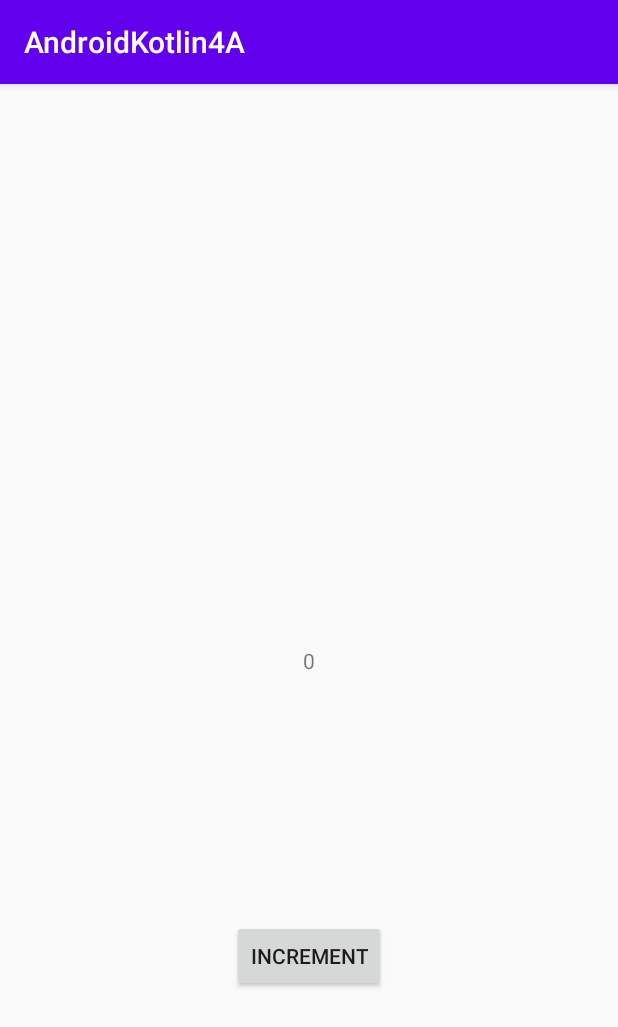
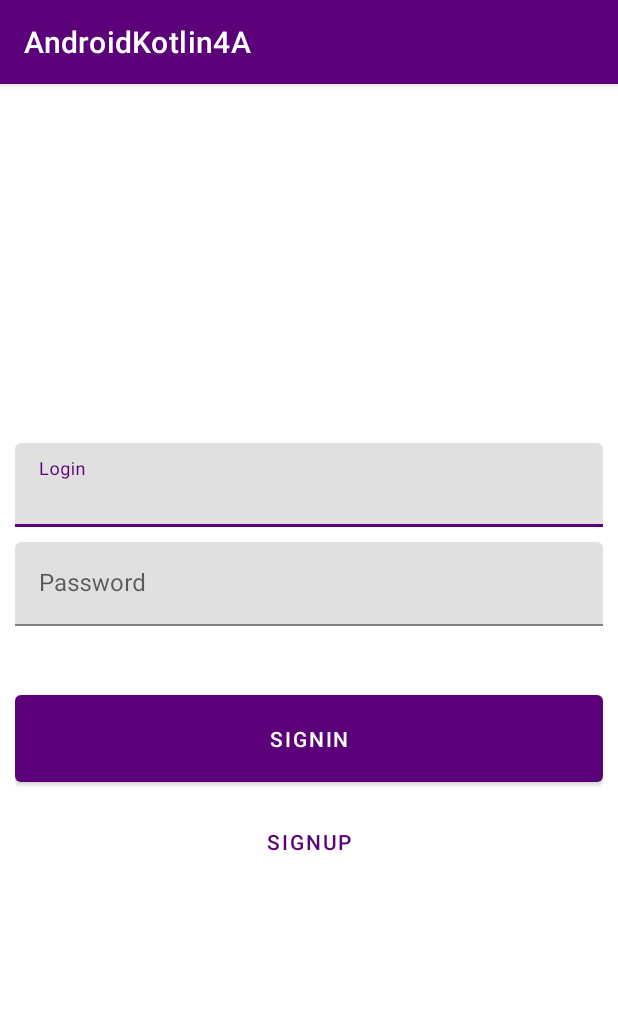
Before and after one commit to Clem10101998/Android4A, an Android app: the screen it shows after launch (MainActivity), on a phone screen of 412 x 824 dp. Shown: the top 1027 px of the screen. Run offline under Robolectric (Android 15) with nearby library versions, the phone set to English and light mode, and no system bars; our stand-ins replace Room's generated code.

Commit message:
Login Page

```diff
--- a/app/build.gradle
+++ b/app/build.gradle
@@ -38,6 +38,8 @@ dependencies {
     implementation 'androidx.lifecycle:lifecycle-viewmodel-ktx:2.2.0'
     implementation "org.jetbrains.kotlinx:kotlinx-coroutines-core:1.4.0"
 
+    implementation 'com.google.android.material:material:1.2.1'
+
     //ROOM
     implementation "androidx.room:room-runtime:$room_version"
     kapt "androidx.room:room-compiler:$room_version"
--- a/app/src/main/java/com/github/clem10101998/androidkotlin4a/data/local/DatabaseDao.kt
+++ b/app/src/main/java/com/github/clem10101998/androidkotlin4a/data/local/DatabaseDao.kt
@@ -13,7 +13,7 @@ interface DatabaseDao {
     fun getAll(): List<UserLocal>
 
     @Query("SELECT * FROM userlocal WHERE email LIKE :email LIMIT 1")
-    fun findByName(email: String): UserLocal
+    fun findByName(email: String): UserLocal?
 
     @Insert
     fun insert(user: UserLocal)
--- a/app/src/main/java/com/github/clem10101998/androidkotlin4a/data/repository/UserRepository.kt
+++ b/app/src/main/java/com/github/clem10101998/androidkotlin4a/data/repository/UserRepository.kt
@@ -14,6 +14,6 @@ class UserRepository(
 
     fun getUser(email: String) : User? {
     val userLocal =  databaseDao.findByName(email)
-    return userLocal.toEntity()
+    return userLocal?.toEntity()
     }
 }
--- a/app/src/main/java/com/github/clem10101998/androidkotlin4a/presentation/main/MainActivity.kt
+++ b/app/src/main/java/com/github/clem10101998/androidkotlin4a/presentation/main/MainActivity.kt
@@ -4,6 +4,7 @@ import androidx.appcompat.app.AppCompatActivity
 import android.os.Bundle
 import androidx.lifecycle.Observer
 import com.github.clem10101998.androidkotlin4a.R
+import com.google.android.material.dialog.MaterialAlertDialogBuilder
 import kotlinx.android.synthetic.main.activity_main.*
 import org.koin.android.ext.android.inject
 
@@ -15,14 +16,27 @@ class MainActivity : AppCompatActivity() {
     override fun onCreate(savedInstanceState: Bundle?) {
         super.onCreate(savedInstanceState)
         setContentView(R.layout.activity_main)
+    //Login Button
+        mainViewModel.loginLiveData.observe(this, Observer {
+            when(it){
+                //Popup
+                is LoginSuccess -> {
 
-        main_button.setOnClickListener{
-            mainViewModel.onClickedIncrement("")
+                }
+                //Error
+                LoginError -> {
+                    MaterialAlertDialogBuilder(this)
+                        .setTitle("Erreur")
+                        .setMessage("Compte inconnu")
+                        .setPositiveButton("OK") { dialog, which ->
+                            dialog.dismiss()
+                        }
+                        .show()
+                }
+            }
+        })
+        login_button.setOnClickListener{
+            mainViewModel.onClickedLogin(login_edit.text.toString().trim(), password_edit.text.toString())
         }
-        mainViewModel.counter.observe(this, Observer {
-                value -> main_text.text = value.toString()
-
-        })
-        //mainViewModel.onStart()
     }
 }
--- a/app/src/main/res/layout/activity_main.xml
+++ b/app/src/main/res/layout/activity_main.xml
@@ -4,27 +4,73 @@
     xmlns:tools="http://schemas.android.com/tools"
     android:layout_width="match_parent"
     android:layout_height="match_parent"
+    android:padding="@dimen/normal_spacing"
     tools:context=".presentation.main.MainActivity">
 
-    <TextView
-        android:id="@+id/main_text"
-        android:layout_width="wrap_content"
+    <com.google.android.material.textfield.TextInputLayout
+        android:id="@+id/login_input_layout"
+        android:layout_width="match_parent"
         android:layout_height="wrap_content"
-        android:text="Hello World!"
+        android:hint="Login"
+        app:layout_constraintVertical_chainStyle="packed"
+        app:layout_constraintTop_toTopOf="parent"
+        app:layout_constraintStart_toStartOf="parent"
+        app:layout_constraintEnd_toEndOf="parent"
+        app:layout_constraintBottom_toTopOf="@+id/password_input_layout">
+
+        <com.google.android.material.textfield.TextInputEditText
+            android:id="@+id/login_edit"
+            android:layout_width="match_parent"
+            android:layout_height="wrap_content"
+            android:inputType="text"
+            />
+        <!--type input for login-->
+
+    </com.google.android.material.textfield.TextInputLayout>
+
+    <com.google.android.material.textfield.TextInputLayout
+        android:id="@+id/password_input_layout"
+        android:layout_width="match_parent"
+        android:layout_height="wrap_content"
+        android:hint="Password"
+        android:layout_marginTop="@dimen/normal_spacing"
+        app:layout_constraintTop_toBottomOf="@+id/login_input_layout"
+        app:layout_constraintStart_toStartOf="parent"
+        app:layout_constraintEnd_toEndOf="parent"
+        app:layout_constraintBottom_toTopOf="@+id/login_button">
+
+        <com.google.android.material.textfield.TextInputEditText
+           android:id="@+id/password_edit"
+            android:layout_width="match_parent"
+            android:layout_height="wrap_content"
+            android:inputType="textPassword"
+            />
+
+    </com.google.android.material.textfield.TextInputLayout>
+
+    <com.google.android.material.button.MaterialButton
+        android:id="@+id/login_button"
+        android:layout_width="match_parent"
+        android:layout_height="70dp"
+        android:layout_marginTop="40dp"
+        app:layout_constraintBottom_toTopOf="@+id/create_account_button"
+        app:layout_constraintLeft_toLeftOf="parent"
+        app:layout_constraintRight_toRightOf="parent"
+        app:layout_constraintTop_toBottomOf="@+id/password_input_layout"
+        android:text="SignIn"
+        />
+
+    <com.google.android.material.button.MaterialButton
+        android:id="@+id/create_account_button"
+        android:layout_width="match_parent"
+        android:layout_height="wrap_content"
+        style="@style/Widget.MaterialComponents.Button.TextButton"
+        android:layout_marginTop="@dimen/normal_spacing"
         app:layout_constraintBottom_toBottomOf="parent"
         app:layout_constraintLeft_toLeftOf="parent"
         app:layout_constraintRight_toRightOf="parent"
-        app:layout_constraintTop_toTopOf="parent" />
-
-    <Button
-        android:id="@+id/main_button"
-        android:layout_width="wrap_content"
-        android:layout_height="wrap_content"
-        app:layout_constraintBottom_toBottomOf="parent"
-        app:layout_constraintLeft_toLeftOf="parent"
-        app:layout_constraintRight_toRightOf="parent"
-        app:layout_constraintTop_toBottomOf="@+id/main_text"
-        android:text="Increment"
+        app:layout_constraintTop_toBottomOf="@+id/login_button"
+        android:text="SignUp"
         />
 
 </androidx.constraintlayout.widget.ConstraintLayout>
--- a/app/src/main/res/values/colors.xml
+++ b/app/src/main/res/values/colors.xml
@@ -1,6 +1,6 @@
 <?xml version="1.0" encoding="utf-8"?>
 <resources>
-    <color name="colorPrimary">#6200EE</color>
-    <color name="colorPrimaryDark">#3700B3</color>
-    <color name="colorAccent">#03DAC5</color>
+    <color name="colorPrimary">#5c007a</color>
+    <color name="colorPrimaryDark">#5c007a</color>
+    <color name="colorAccent">#5c007a</color>
 </resources>
--- /dev/null
+++ b/app/src/main/res/values/dimensions.xml
@@ -0,0 +1,4 @@
+<?xml version="1.0" encoding="utf-8"?>
+<resources>
+    <dimen name="normal_spacing">10dp</dimen>
+</resources>
--- a/app/src/main/res/values/styles.xml
+++ b/app/src/main/res/values/styles.xml
@@ -1,6 +1,6 @@
 <resources>
     <!-- Base application theme. -->
-    <style name="AppTheme" parent="Theme.AppCompat.Light.DarkActionBar">
+    <style name="AppTheme" parent="Theme.MaterialComponents.Light.DarkActionBar">
         <!-- Customize your theme here. -->
         <item name="colorPrimary">@color/colorPrimary</item>
         <item name="colorPrimaryDark">@color/colorPrimaryDark</item>
```
Also changed, not shown: app/src/main/java/com/github/clem10101998/androidkotlin4a/presentation/main/LoginStatus.kt (added, +8 -0 lines), app/src/main/java/com/github/clem10101998/androidkotlin4a/presentation/main/MainViewModel.kt (+19 -17 lines).
